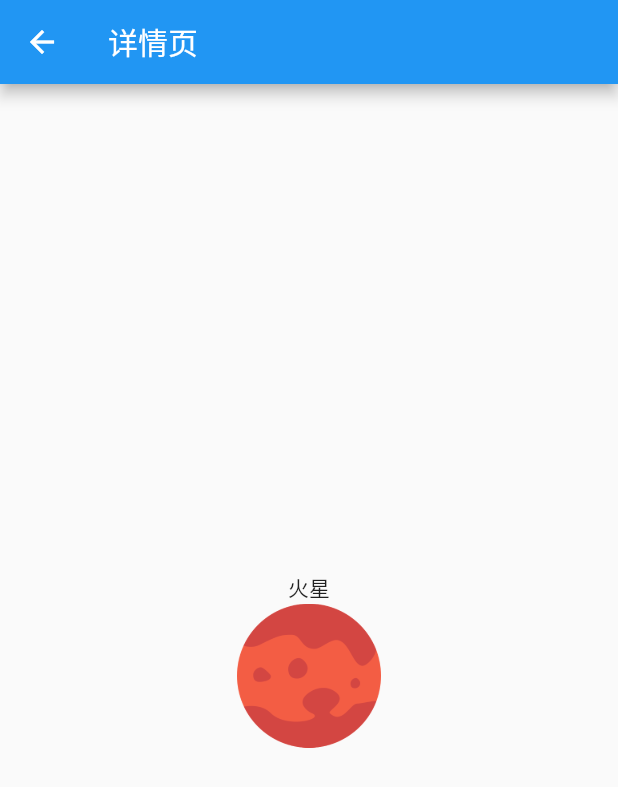
After one commit to hao2008/flutter-demo, a Flutter app: the screen it shows after launch, after a tap on "火星", on a phone screen of 412 x 824 dp. The commit adds this screen. Shown: the top 787 px of the screen. Run offline on Flutter 3.47's test engine with Material 2 defaults, Android fonts, the phone set to English and light mode, and no system bars.

Commit message:
1.路由、导航；2.Hero动画。

```diff
--- /dev/null
+++ b/demo/lib/DetailPage.dart
@@ -0,0 +1,39 @@
+import 'package:flutter/material.dart';
+import 'package:demo/Planet.dart';
+
+class DetailPage extends StatelessWidget {
+  final Planet planet;
+
+  DetailPage(this.planet);
+
+  @override
+  Widget build(BuildContext context) {
+    // TODO: implement build
+    return new Scaffold(
+        appBar: new AppBar(
+          title: new Text("详情页"),
+        ),
+        body: new Container(
+          constraints: new BoxConstraints.expand(),
+          child: new Column(
+            mainAxisAlignment: MainAxisAlignment.center,
+            children: <Widget>[
+              new Text(planet.name),
+              new Image.asset(
+                planet.image,
+                width: 96.0,
+                height: 96.0,
+              )
+//              new Hero(
+//                  tag: "planet-hero-${planet.id}",
+//                  child: new Image.asset(
+//                    planet.image,
+//                    width: 96.0,
+//                    height: 96.0,
+//                  )
+//              )
+            ],
+          ),
+        ));
+  }
+}
--- a/demo/lib/PlanetRow.dart
+++ b/demo/lib/PlanetRow.dart
@@ -1,5 +1,6 @@
 import 'package:flutter/material.dart';
 import 'package:demo/Planet.dart';
+import 'package:demo/DetailPage.dart';
 
 // 基础样式
 final baseTextStyle = const TextStyle(fontFamily: 'Poppins');
@@ -99,13 +100,15 @@ class PlanetRow extends StatelessWidget {
         margin: new EdgeInsets.symmetric(vertical: 16.0),
         // 水平方向靠左边线，垂直方向居中，等价于FractionalOffset(0.0, 0.5);
         alignment: FractionalOffset.centerLeft,
+//        child: new Hero(
+//          tag: "planet-hero-${planet.id}",
         child: new Image(
           // 使用AssetImage Widget加载图片
           image: new AssetImage(planet.image),
           height: 92.0,
           width: 92.0,
-      ),
-    );
+//          ),
+        ));
 
     final planetCard = new Container(
       height: 124.0,
@@ -131,7 +134,11 @@ class PlanetRow extends StatelessWidget {
       child: planetCardContent,
     );
 
-    return new Container(
+    return new GestureDetector(
+      onTap: () => Navigator.of(context).push(new PageRouteBuilder(
+            pageBuilder: (_, __, ___) => new DetailPage(planet),
+          )),
+      child: new Container(
         height: 120.0,
         // EdgeInsets.symmetric等同于EdgeInsets.only(top: 16.0, bottom: 16.0, left: 24.0, right: 24.0)
         margin: const EdgeInsets.symmetric(
@@ -144,6 +151,7 @@ class PlanetRow extends StatelessWidget {
         child: new Stack(
           children: <Widget>[planetCard, planetThumbnail],
         ),
+      ),
     );
   }
 }
--- a/demo/lib/main.dart
+++ b/demo/lib/main.dart
@@ -2,8 +2,5 @@ import 'package:flutter/material.dart';
 import 'package:demo/HomePage.dart';
 
 void main() {
-  runApp(new MaterialApp(
-    title: "Planets",
-    home: new HomePage(),
-  ));
+  runApp(new MaterialApp(title: "Planets", home: new HomePage()));
 }
```
Also changed, not shown: demo/lib/HomePageBody.dart (+4 -4 lines). Lines whose indentation alone changed are shown as unchanged.
